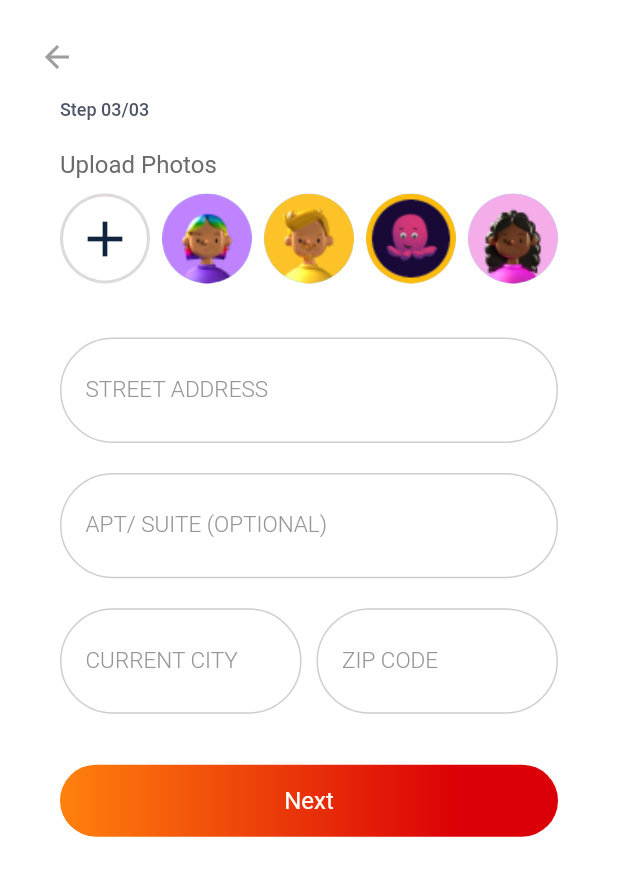
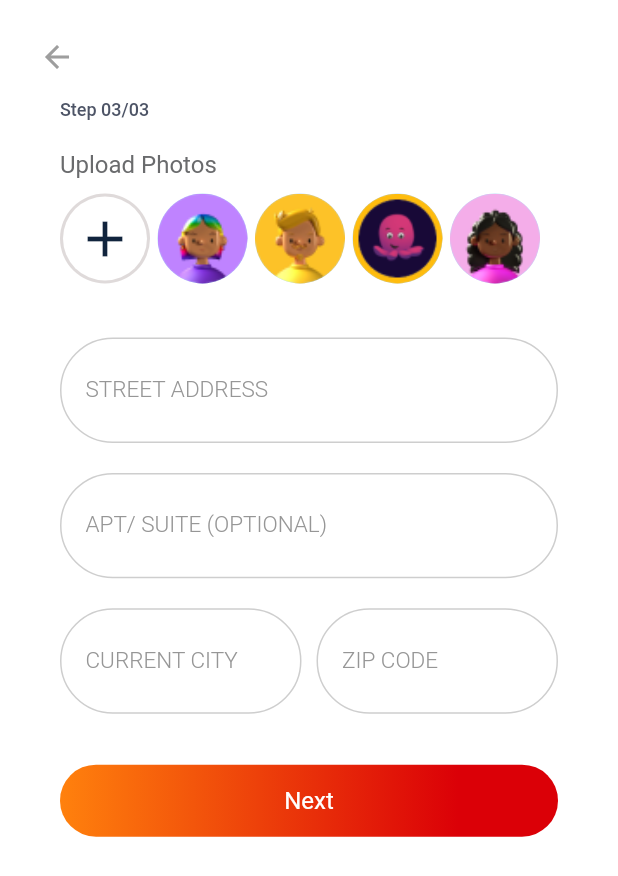
Before and after one commit to naimulNoor/maxxfortune, a Flutter app: the RegistrationThreePage screen opened directly, on a phone screen of 412 x 824 dp. Shown: the top 876 px of the screen. Run offline on Flutter 3.47's test engine with Material 2 defaults, Android fonts, the phone set to English and light mode, and no system bars; our stand-ins replace badges, cached_network_image, carousel_slider, confetti, country_code_picker, dio and 14 more; missing offline and left inert: launch_review, webview_flutter_plus; accounts and stored records are empty; project files that could hold a hidden picture were left out.

Commit message:
account flow fix

```diff
--- a/lib/ui/app/menu/update_information.dart
+++ b/lib/ui/app/menu/update_information.dart
@@ -135,7 +135,7 @@ class _FaqViewState extends State<UpdateInformationPage> {
 
 }
 
-class TitleWidget extends StatelessWidget {
+class TitleWidget extends StatelessWidget  {
   const TitleWidget({
     Key? key,
   }) : super(key: key);
--- a/lib/widgets/widget_upload_multiphoto.dart
+++ b/lib/widgets/widget_upload_multiphoto.dart
@@ -1,3 +1,4 @@
+import 'package:flutter/cupertino.dart';
 import 'package:flutter/material.dart';
 import 'package:flutter/services.dart';
 import 'package:tokenapp/ui/container/UIConstants/Colors.dart';
@@ -36,9 +37,10 @@ class _CustomTextFormFieldState extends State<WidgetUploadMultiPhotos> {
             children: [
               Text("Upload Photos",style: TextStyle(fontWeight: FontWeight.w400,fontSize: 16),),
               SizedBox(height: 10,),
-              Row(
+              SingleChildScrollView(
+                scrollDirection: Axis.horizontal,
+                child: Row(
                   crossAxisAlignment: CrossAxisAlignment.start,
-                mainAxisAlignment: MainAxisAlignment.spaceBetween,
                   children: [
                     CircleAvatar(
                       radius: 30.0,
@@ -48,11 +50,17 @@ class _CustomTextFormFieldState extends State<WidgetUploadMultiPhotos> {
                       child: Icon(Icons.add,color: colortitle,size: 40.0,),backgroundColor: Colors.white,
                       )
                     ),
+                    SizedBox(width: 5.0,),
                     CircleAvatar(radius: 30.0,backgroundImage: AssetImage("images/avater_one.png"),),
+                    SizedBox(width: 5.0,),
                     CircleAvatar(radius: 30.0,backgroundImage: AssetImage("images/avater_two.png"),),
+                    SizedBox(width: 5.0,),
                     CircleAvatar(radius: 30.0,backgroundImage: AssetImage("images/avater_three.png"),),
+                    SizedBox(width: 5.0,),
                     CircleAvatar(radius: 30.0,backgroundImage: AssetImage("images/avater_four.png"),),
+                    SizedBox(width: 5.0,),
                   ],
+                ),
               )
             ],
           ),
```
Lines whose indentation alone changed are shown as unchanged.
